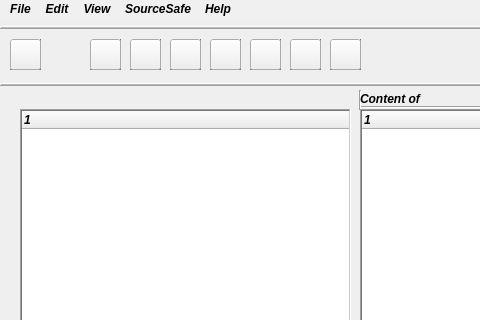
This is VssToGit/mainwindow.ui in haronka1999/GitVersionControlSystem as Qt 5 draws it before an edit; both pictures show x 0 to 480 and y 0 to 320 of the 1099 by 843 pixel window. The edited form follows.
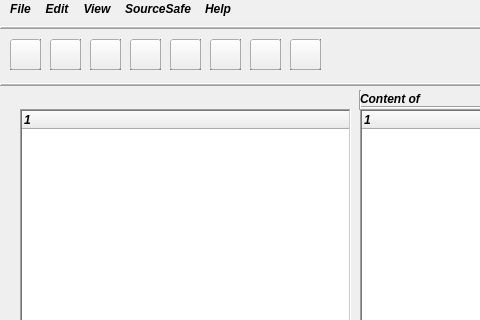
This is the edited form. Icons and pictures are not drawn.

```diff
--- a/VssToGit/mainwindow.ui
+++ b/VssToGit/mainwindow.ui
@@ -25,7 +25,7 @@
    <widget class="QPushButton" name="addFilesButton">
     <property name="geometry">
      <rect>
-      <x>90</x>
+      <x>50</x>
       <y>20</y>
       <width>31</width>
       <height>31</height>
@@ -47,7 +47,7 @@
    <widget class="QPushButton" name="helpButton">
     <property name="geometry">
      <rect>
-      <x>330</x>
+      <x>290</x>
       <y>20</y>
       <width>31</width>
       <height>31</height>
@@ -69,7 +69,7 @@
    <widget class="QPushButton" name="viewFileButton">
     <property name="geometry">
      <rect>
-      <x>210</x>
+      <x>170</x>
       <y>20</y>
       <width>31</width>
       <height>31</height>
@@ -91,7 +91,7 @@
    <widget class="QPushButton" name="editFileButton">
     <property name="geometry">
      <rect>
-      <x>250</x>
+      <x>210</x>
       <y>20</y>
       <width>31</width>
       <height>31</height>
@@ -173,7 +173,7 @@
    <widget class="QPushButton" name="checkInButton">
     <property name="geometry">
      <rect>
-      <x>130</x>
+      <x>90</x>
       <y>20</y>
       <width>31</width>
       <height>31</height>
@@ -195,7 +195,7 @@
    <widget class="QPushButton" name="checkOutButton">
     <property name="geometry">
      <rect>
-      <x>170</x>
+      <x>130</x>
       <y>20</y>
       <width>31</width>
       <height>31</height>
@@ -217,7 +217,7 @@
    <widget class="QPushButton" name="refreshButton">
     <property name="geometry">
      <rect>
-      <x>290</x>
+      <x>250</x>
       <y>20</y>
       <width>31</width>
       <height>31</height>
@@ -239,7 +239,7 @@
    <widget class="QFrame" name="frame_2">
     <property name="geometry">
      <rect>
-      <x>90</x>
+      <x>50</x>
       <y>20</y>
       <width>31</width>
       <height>31</height>
@@ -271,7 +271,7 @@
    <widget class="QFrame" name="frame_4">
     <property name="geometry">
      <rect>
-      <x>130</x>
+      <x>90</x>
       <y>20</y>
       <width>31</width>
       <height>31</height>
@@ -335,7 +335,7 @@
    <widget class="QFrame" name="frame_8">
     <property name="geometry">
      <rect>
-      <x>170</x>
+      <x>130</x>
       <y>20</y>
       <width>31</width>
       <height>31</height>
@@ -351,7 +351,7 @@
    <widget class="QFrame" name="frame_9">
     <property name="geometry">
      <rect>
-      <x>210</x>
+      <x>170</x>
       <y>20</y>
       <width>31</width>
       <height>31</height>
@@ -367,7 +367,7 @@
    <widget class="QFrame" name="frame_10">
     <property name="geometry">
      <rect>
-      <x>250</x>
+      <x>210</x>
       <y>20</y>
       <width>31</width>
       <height>31</height>
@@ -399,7 +399,7 @@
    <widget class="QFrame" name="frame_12">
     <property name="geometry">
      <rect>
-      <x>290</x>
+      <x>250</x>
       <y>20</y>
       <width>31</width>
       <height>31</height>
@@ -415,7 +415,7 @@
    <widget class="QFrame" name="frame_13">
     <property name="geometry">
      <rect>
-      <x>330</x>
+      <x>290</x>
       <y>20</y>
       <width>31</width>
       <height>31</height>
```
Left out of the diff: 2 changed lines with no effect on the pictures.
